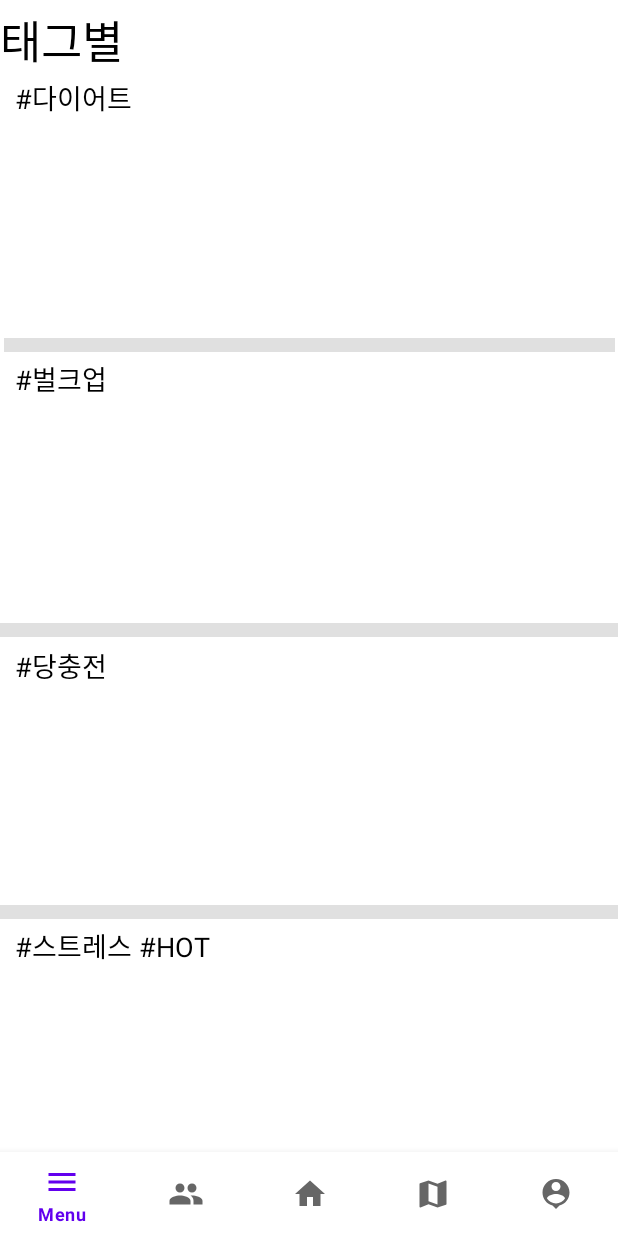
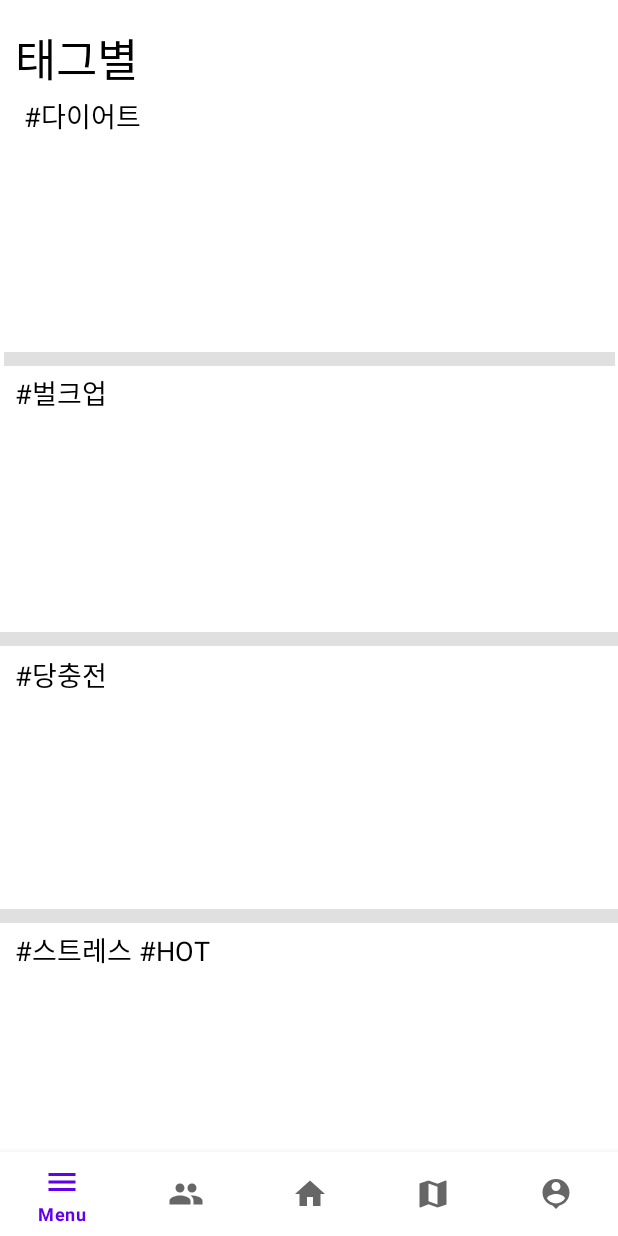
Before and after one commit to JEONTAK/MobileProgramming_termProject, an Android app: the layout tag_category.xml on its own in the app's theme, with its tools: preview values and no code run, on a phone screen of 412 x 824 dp. Run offline under Robolectric (Android 15) with nearby library versions, the phone set to English and light mode, and no system bars.

Commit message:
ui 수정 및 추가

```diff
--- a/app/src/main/res/layout/fragment_bookmark.xml
+++ b/app/src/main/res/layout/fragment_bookmark.xml
@@ -23,7 +23,7 @@
 
         <ScrollView
             android:layout_width="match_parent"
-            android:layout_height="match_parent">
+            android:layout_height="747dp">
 
 
             <LinearLayout
@@ -199,8 +199,6 @@
             </LinearLayout>
         </ScrollView>
 
-    </LinearLayout>
-
         <com.google.android.material.bottomnavigation.BottomNavigationView
             android:id="@+id/nav_view"
 
@@ -215,3 +213,5 @@
             app:menu="@menu/bottom_nav_menu" />
 
     </LinearLayout>
+
+</LinearLayout>
--- a/app/src/main/res/layout/tag_category.xml
+++ b/app/src/main/res/layout/tag_category.xml
@@ -9,13 +9,13 @@
         android:id="@+id/textView4"
         android:layout_width="93dp"
         android:layout_height="47dp"
-        android:layout_marginTop="4dp"
+        android:layout_marginTop="16dp"
         android:layout_marginEnd="248dp"
         android:text="태그별"
         android:textColor="@color/black"
         android:textSize="30sp"
         app:layout_constraintEnd_toEndOf="parent"
-        app:layout_constraintHorizontal_bias="0.0"
+        app:layout_constraintHorizontal_bias="0.142"
         app:layout_constraintStart_toStartOf="parent"
         app:layout_constraintTop_toTopOf="parent" />
 
@@ -105,7 +105,7 @@
         android:id="@+id/textView5"
         android:layout_width="wrap_content"
         android:layout_height="wrap_content"
-        android:layout_marginStart="6dp"
+        android:layout_marginStart="12dp"
         android:text="#다이어트"
         android:textColor="@color/black"
         android:textSize="18sp"
```
Lines whose indentation alone changed are shown as unchanged.
